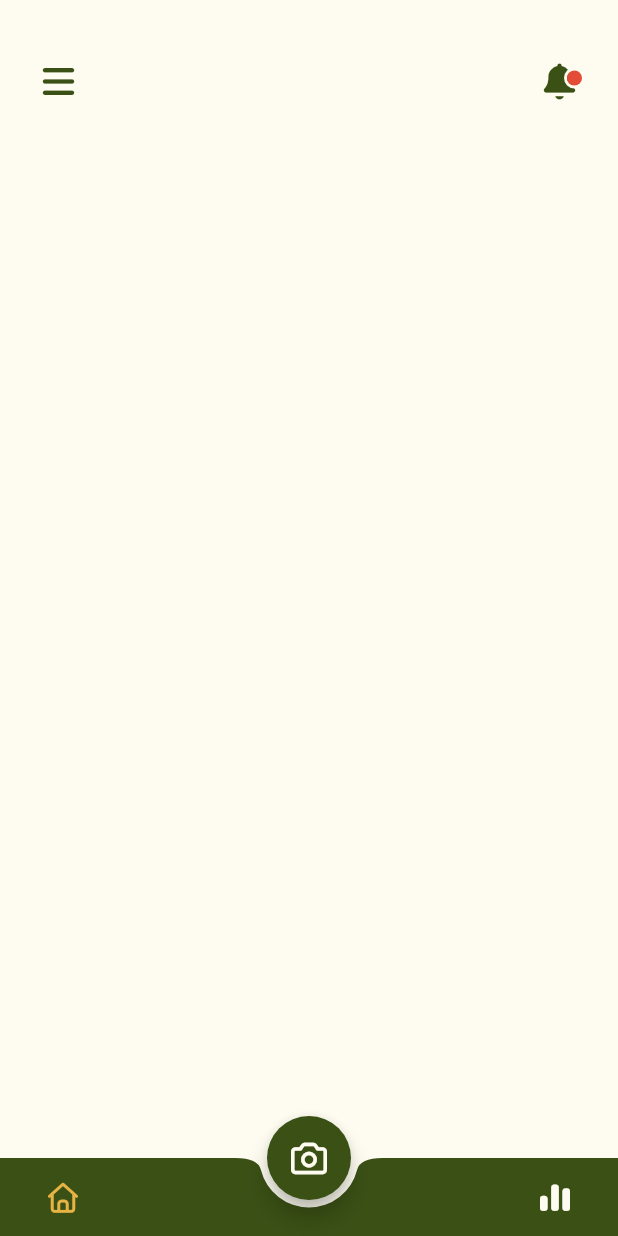
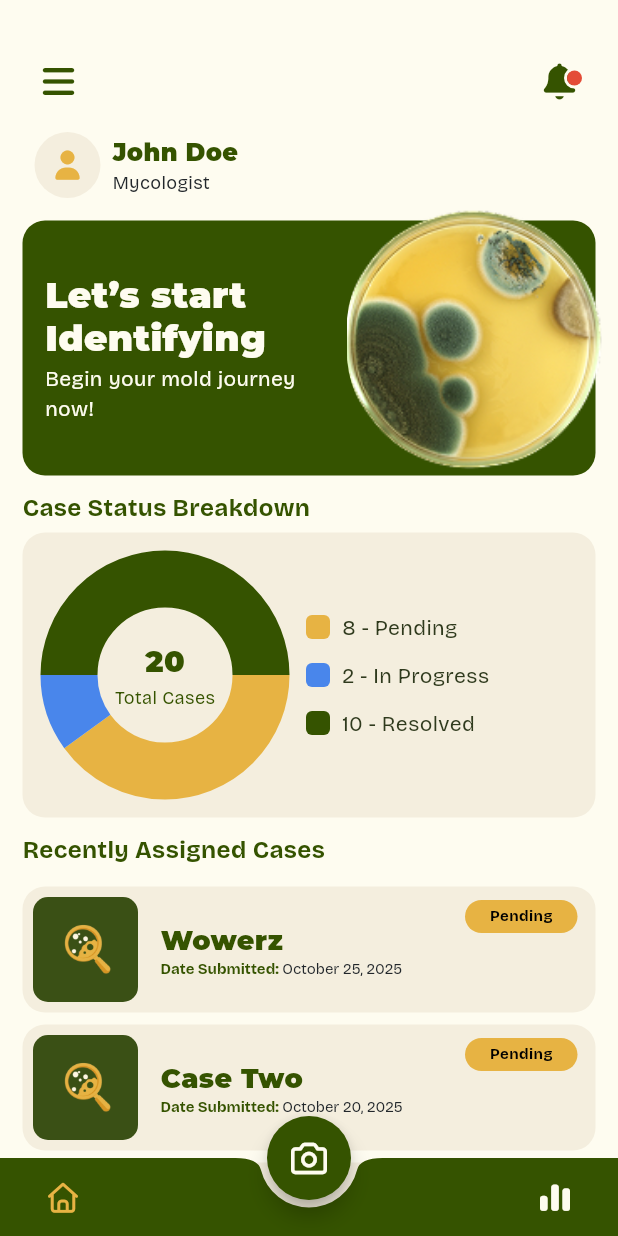
Before and after one commit to fortran-thesis/mobile, a Flutter app: the screen it shows after launch, on a phone screen of 412 x 824 dp. Run offline on Flutter 3.47's test engine with Material 3 defaults, Android fonts, the phone set to English and light mode, and no system bars; drawn by our look-alikes of fl_chart; our stand-ins replace camera, dotted_border, equatable, firebase_auth, firebase_core, flutter_bloc and 5 more; accounts and stored records are empty; project files that could hold a hidden picture were left out.

Commit message:
home page done

```diff
--- a/lib/pages/home/home_page.dart
+++ b/lib/pages/home/home_page.dart
@@ -1,8 +1,14 @@
 import 'package:flutter/material.dart';
 import 'package:font_awesome_flutter/font_awesome_flutter.dart';
 import 'package:moldify/pages/home/notification_page.dart';
+import 'package:moldify/pages/misc/chart/status_donut_chart.dart';
 import 'package:moldify/pages/misc/colors.dart';
 import 'package:moldify/pages/misc/functions/app_drawer.dart';
+import 'package:moldify/pages/misc/tiles/home_banner.dart';
+import 'package:moldify/pages/misc/tiles/main_case_tile.dart';
+import '../misc/images/circle_avatar.dart';
+
+/// This is the homepage for mycologists
 
 class HomeScreen extends StatefulWidget{
   const HomeScreen({super.key});
@@ -15,12 +21,45 @@ class _HomeScreenState extends State<HomeScreen> {
 
   @override
   Widget build(BuildContext context) {
+    String fullName = 'John Doe' ?? 'N/A';
+    String role = 'Mycologist' ?? 'N/A';
+
+    /// Sample data for recent cases
+    final recentCases = <Map<String, String>>[
+      {
+        'caseName': 'Wowerz',
+        'dateSubmitted': 'October 25, 2025',
+        'status': 'Pending',
+      },
+      {
+        'caseName': 'Case Two',
+        'dateSubmitted': 'October 20, 2025',
+        'status': 'Pending',
+      },
+      {
+        'caseName': 'Case Three',
+        'dateSubmitted': 'October 15, 2025',
+        'status': 'Pending',
+      },
+      {
+        'caseName': 'Case Four',
+        'dateSubmitted': 'October 10, 2025',
+        'status': 'Pending',
+      },
+    ];
+
+    /// Filter only pending cases
+    final pendingCases = recentCases
+        .where((c) => (c['status'] ?? '').toLowerCase() == 'pending')
+        .toList();
+
     return Scaffold(
       backgroundColor: MoldifyColors.backgroundColor,
       drawer: const AppDrawer(),
       body: SingleChildScrollView(
         child: Padding(padding: const EdgeInsets.symmetric(horizontal: 15.0, vertical: 30.0),
           child: Column(
+            crossAxisAlignment: CrossAxisAlignment.start,
             children: [
               /// Header with Menu and Notification Icons
               Row(
@@ -83,11 +122,132 @@ class _HomeScreenState extends State<HomeScreen> {
                 ],
               ),
               /// End Of Header with Menu and Notification Icons
-              const Row(
-                children: [
 
-                ],
-              )
+              /// User Info with role
+              Padding(
+                padding: const EdgeInsets.symmetric(horizontal: 8.0, vertical: 10.0),
+                child: Row(
+                  children: [
+                    /// User Profile Image
+                    CircleAvatarImage(
+                      radius: 22.0,
+                    ),
+                    const SizedBox(width: 8),
+                    Column(
+                      crossAxisAlignment: CrossAxisAlignment.start,
+                      children: [
+                        /// User Name
+                        Text(
+                          fullName,
+                          style: TextStyle(
+                            fontFamily: 'Montserrat-Black',
+                            fontSize: 16,
+                            color: MoldifyColors.primaryColor,
+                          ),
+                        ),
+                        /// User Role
+                        Text(
+                          role,
+                          style: TextStyle(
+                            fontFamily: 'Bricolage-Grotesque-Regular',
+                            fontSize: 12,
+                            color: MoldifyColors.MoldifyBlack,
+                          ),
+                        ),
+                      ],
+                    ),
+                  ],
+                ),
+              ),
+              ///End User Info
+
+              /// Home Banner
+              Padding(
+                padding: const EdgeInsets.only(top: 5.0),
+                child: HomeBanner(
+                    title: 'Let’s start Identifying',
+                    subtitle: 'Begin your mold journey now!'
+                ),
+              ),
+
+              /// Case status breakdown label
+              Padding(
+                padding: const EdgeInsets.only(top: 10.0, bottom: 5.0),
+                child: Text(
+                  'Case Status Breakdown',
+                  style: TextStyle(
+                    fontFamily: 'Bricolage-Grotesque-Bold',
+                    fontSize: 16,
+                    color: MoldifyColors.primaryColor,
+                  ),
+                ),
+              ),
+
+              /// Case status breakdown chart
+              StatusDonutChart(
+                statusData: {
+                  'Pending': 8.0,
+                  'In Progress': 2.0,
+                  'Resolved': 10.0,
+                },
+              ),
+
+              /// Recently Assigned Cases Label
+              Padding(
+                padding: const EdgeInsets.only(top: 10.0, bottom: 5.0),
+                child: Text(
+                  'Recently Assigned Cases',
+                  style: TextStyle(
+                    fontFamily: 'Bricolage-Grotesque-Bold',
+                    fontSize: 16,
+                    color: MoldifyColors.primaryColor,
+                  ),
+                ),
+              ),
+
+              /// This displays only pending cases
+              ...pendingCases.take(3).map((c) => Padding(
+                padding: const EdgeInsets.only(top: 8.0),
+                child: MainCaseTile(
+                  caseName: c['caseName'] ?? 'Unknown',
+                  dateSubmitted: c['dateSubmitted'] ?? '',
+                  status: c['status'] ?? '',
+                  onTap: () {
+                    // TODO: Navigate to different screen
+                  },
+                ),
+              )).toList(),
+
+              /// This shows 'View All Cases' when there are more than 3 case tiles
+              if (pendingCases.length > 3)
+                Align(
+                  alignment: Alignment.centerRight,
+                  child: TextButton(
+                    onPressed: () {
+                      // TODO: Navigate to full cases list
+                    },
+                    child: Row(
+                      mainAxisSize: MainAxisSize.min,
+                      children: const [
+                        Text(
+                            'View All Cases',
+                          style: TextStyle(
+                            fontFamily: 'Bricolage-Grotesque-SemiBold',
+                            fontSize: 14,
+                            color: MoldifyColors.primaryColor,
+                          ),
+                        ),
+                        SizedBox(width: 6),
+                        Icon(
+                          Icons.chevron_right,
+                          size: 18,
+                          color: MoldifyColors.primaryColor,
+                        ),
+                      ],
+                    ),
+                  ),
+                ),
+              SizedBox(height: 40.0)
             ],
           ),
         ),
--- /dev/null
+++ b/lib/pages/misc/chart/status_donut_chart.dart
@@ -0,0 +1,137 @@
+import 'package:fl_chart/fl_chart.dart';
+import 'package:flutter/material.dart';
+import 'package:moldify/pages/misc/colors.dart';
+
+/// A widget that displays a donut chart representing case statuses.
+/// It takes a map of status labels to their corresponding values.
+/// Parameters:
+/// - [statusData]: A map where keys are status labels (e.g., 'Resolved', 'Pending', 'In Progress')
+///  and values are their corresponding numeric values.
+/// Example usage:
+/// StatusDonutChart(
+/// statusData: {
+/// 'Resolved': 40,
+/// 'Pending': 30,
+/// 'In Progress': 20,
+/// },
+/// );
+
+class StatusDonutChart extends StatelessWidget {
+  final Map<String, double> statusData;
+
+  const StatusDonutChart({super.key, required this.statusData});
+
+  @override
+  Widget build(BuildContext context) {
+    final totalCases = statusData.values.reduce((a, b) => a + b);
+
+    final List<PieChartSectionData> sections = statusData.entries.map((entry) {
+      final color = _getColorForStatus(entry.key);
+      return PieChartSectionData(
+        color: color,
+        value: entry.value,
+        radius: 38,
+        showTitle: false,
+      );
+    }).toList();
+
+    return Container(
+      padding: const EdgeInsets.all(25),
+      decoration: BoxDecoration(
+        color: MoldifyColors.taupe,
+        borderRadius: BorderRadius.circular(15),
+      ),
+      child: Row(
+        children: [
+          // Donut Chart with Center Text
+          Stack(
+            alignment: Alignment.center,
+            children: [
+              SizedBox(
+                height: 140,
+                width: 140,
+                child: PieChart(
+                  PieChartData(
+                    borderData: FlBorderData(show: false),
+                    sectionsSpace: 0,
+                    centerSpaceRadius: 45, // adjust for bigger center hole
+                    sections: sections,
+                  ),
+                ),
+              ),
+              // Center Label
+              Column(
+                mainAxisAlignment: MainAxisAlignment.center,
+                children: [
+                  Text(
+                    totalCases.toInt().toString(),
+                    style: const TextStyle(
+                      fontFamily: 'Montserrat-Black',
+                      fontSize: 20,
+                      color: MoldifyColors.primaryColor,
+                      fontWeight: FontWeight.bold,
+                    ),
+                  ),
+                  const Text(
+                    'Total Cases',
+                    style: TextStyle(
+                      fontFamily: 'Bricolage-Grotesque-Regular',
+                      fontSize: 12,
+                      color: MoldifyColors.primaryColor,
+                    ),
+                  ),
+                ],
+              ),
+            ],
+          ),
+          const SizedBox(width: 24),
+
+          // Legend
+          Column(
+            crossAxisAlignment: CrossAxisAlignment.start,
+            mainAxisAlignment: MainAxisAlignment.center,
+            children: statusData.entries.map((entry) {
+              return Padding(
+                padding: const EdgeInsets.symmetric(vertical: 6.0),
+                child: Row(
+                  children: [
+                    Container(
+                      width: 16,
+                      height: 16,
+                      decoration: BoxDecoration(
+                        color: _getColorForStatus(entry.key),
+                        borderRadius: BorderRadius.circular(4),
+                      ),
+                    ),
+                    const SizedBox(width: 8),
+                    Text(
+                      '${entry.value.toInt()} - ${entry.key}',
+                      style: const TextStyle(
+                        fontFamily: 'Bricolage-Grotesque-Regular',
+                        fontSize: 14,
+                        color: Color(0xFF2F3A1D),
+                      ),
+                    ),
+                  ],
+                ),
+              );
+            }).toList(),
+          ),
+        ],
+      ),
+    );
+  }
+
+  Color _getColorForStatus(String status) {
+    switch (status) {
+      case 'Resolved':
+        return MoldifyColors.primaryColor;
+      case 'Pending':
+        return MoldifyColors.accentColor;
+      case 'In Progress':
+        return MoldifyColors.MoldifyBlue;
+      default:
+        return Colors.grey;
+    }
+  }
+}
--- a/lib/pages/misc/colors.dart
+++ b/lib/pages/misc/colors.dart
@@ -5,7 +5,7 @@ import 'package:flutter/material.dart';
 /// for consistency in UI design.
 
 class MoldifyColors{
-    static const Color primaryColor = Color(0xFF3A5015);
+    static const Color primaryColor = Color(0xFF355300);
     static const Color accentColor = Color(0xFFE7B343);
     static const Color taupe = Color(0xFFF4EEDE);
 
--- /dev/null
+++ b/lib/pages/misc/tiles/home_banner.dart
@@ -0,0 +1,85 @@
+import 'package:flutter/cupertino.dart';
+import 'package:moldify/pages/misc/colors.dart';
+
+class HomeBanner extends StatelessWidget {
+  final String title;
+  final String subtitle;
+
+  const HomeBanner({
+    super.key,
+    required this.title,
+    required this.subtitle,
+  });
+
+  @override
+  Widget build(BuildContext context) {
+    return Stack(
+      // 2. Allow the image to draw outside the stack's bounds
+      clipBehavior: Clip.none,
+      children: [
+        // 3. The main banner container (Bottom Layer)
+        Container(
+          width: MediaQuery.of(context).size.width,
+          height: 170.0,
+          decoration: BoxDecoration(
+            color: MoldifyColors.primaryColor,
+            borderRadius: BorderRadius.circular(15.0),
+          ),
+          child: Padding(
+            padding: const EdgeInsets.symmetric(horizontal: 15.0),
+            child: Row(
+              children: [
+                // Text section
+                Expanded(
+                  child: Column(
+                    crossAxisAlignment: CrossAxisAlignment.start,
+                    mainAxisAlignment: MainAxisAlignment.center,
+                    children: [
+                      Text(
+                        title,
+                        style: TextStyle(
+                          fontSize: 24,
+                          fontFamily: 'Montserrat-Black',
+                          fontWeight: FontWeight.bold,
+                          color: MoldifyColors.backgroundColor,
+                          height: 1.2,
+                        ),
+                      ),
+                      SizedBox(height: 2.0,),
+                      Text(
+                        subtitle,
+                        style: TextStyle(
+                          fontSize: 14,
+                          fontFamily: 'Bricolage-Grotesque-Regular',
+                          color: MoldifyColors.backgroundColor,
+                        ),
+                      ),
+                    ],
+                  ),
+                ),
+                // Reserve space for the image that will be placed on top
+                const SizedBox(width: 170),
+              ],
+            ),
+          ),
+        ),
+
+        // 4. The image
+        Positioned(
+          right: -4.0,
+          top: -12.0,
+          bottom: 0,
+          child: ClipRRect(
+            borderRadius: BorderRadius.circular(100),
+            child: Image.asset(
+              'assets/images/mold_home_banner.png',
+              width: 170,
+              height: 170,
+              fit: BoxFit.cover,
+            ),
+          ),
+        ),
+      ],
+    );
+  }
+}
--- /dev/null
+++ b/lib/pages/misc/tiles/main_case_tile.dart
@@ -0,0 +1,163 @@
+import 'package:flutter/cupertino.dart';
+import 'package:flutter/material.dart';
+import 'package:moldify/pages/misc/colors.dart';
+
+class MainCaseTile extends StatelessWidget {
+  final String caseName;
+  final String dateSubmitted;
+  final String status;
+  final String? imageUrl;
+  final IconData? icon;
+  final Color? iconColor;
+  final VoidCallback? onIconPressed;
+  final VoidCallback onTap;
+
+  const MainCaseTile({
+    super.key,
+    required this.caseName,
+    required this.dateSubmitted,
+    required this.status,
+    this.icon,
+    this.iconColor,
+    this.onIconPressed,
+    this.imageUrl,
+    required this.onTap,
+  });
+
+  // 1. Helper method to get color based on status
+  Color _getColorForStatus(String status) {
+    switch (status) {
+      case 'Resolved':
+        return MoldifyColors.primaryColor;
+      case 'Pending':
+        return MoldifyColors.accentColor;
+      case 'In Progress':
+        return MoldifyColors.MoldifyBlue;
+      case 'Rejected':
+        return MoldifyColors.MoldifyRed;
+      case 'Closed':
+        return MoldifyColors.MoldifyGrey;
+      default:
+        return Colors.grey;
+    }
+  }
+
+  @override
+  Widget build(BuildContext context) {
+    final String defaultImageUrl = 'assets/images/Branding2.png';
+
+    return GestureDetector(
+      onTap: onTap,
+      child: Container(
+        width: MediaQuery.of(context).size.width,
+        padding: const EdgeInsets.all(7.0),
+        decoration: BoxDecoration(
+          color: MoldifyColors.taupe,
+          borderRadius: BorderRadius.circular(15.0),
+        ),
+        child: Row(
+          children: [
+            SizedBox(
+              width: 70, // Set a fixed width to prevent overflow
+              height: 70,
+              child: ClipRRect(
+                borderRadius: BorderRadius.circular(10.0),
+                child: Image.asset(
+                  (imageUrl != null && imageUrl != "no_image")
+                      ? imageUrl!
+                      : defaultImageUrl,
+                  fit: BoxFit.cover,
+                  errorBuilder: (context, error, stackTrace) {
+                    return Container(
+                      color: MoldifyColors.MoldifySoftGrey,
+                      child: const Center(
+                        child: Icon(
+                          Icons.broken_image,
+                          color: MoldifyColors.primaryColor,
+                        ),
+                      ),
+                    );
+                  },
+                ),
+              ),
+            ),
+            const SizedBox(width: 15.0),
+            Expanded(
+              child: Stack(
+                clipBehavior: Clip.none,
+                children: [
+                  Column(
+                    crossAxisAlignment: CrossAxisAlignment.start,
+                    mainAxisAlignment: MainAxisAlignment.center,
+                    children: [
+                      Text(
+                        caseName,
+                        style: const TextStyle(
+                            fontSize: 18.0,
+                            fontFamily: 'Montserrat-Black',
+                            color: MoldifyColors.primaryColor),
+                      ),
+                      RichText(
+                        text: TextSpan(
+                          children: [
+                            TextSpan(
+                              text: 'Date Submitted: ',
+                              style: const TextStyle(
+                                fontSize: 10.0,
+                                color: MoldifyColors.primaryColor,
+                                fontFamily: 'Bricolage-Grotesque-Bold',
+                              ),
+                            ),
+                            TextSpan(
+                              text: dateSubmitted,
+                              style: const TextStyle(
+                                fontSize: 10.0,
+                                color: MoldifyColors.MoldifyBlack,
+                                fontFamily: 'Bricolage-Grotesque-Regular',
+                              ),
+                            ),
+                          ],
+                        ),
+                      ),
+                    ],
+                  ),
+                  Positioned(
+                    top: -14,
+                    right: 5,
+                    child: Container(
+                      width: 75,
+                      // 2. Styled the container
+                      padding: const EdgeInsets.symmetric(horizontal: 8.0, vertical: 4.0),
+                      decoration: BoxDecoration(
+                        color: _getColorForStatus(status),
+                        borderRadius: BorderRadius.circular(12.0),
+                      ),
+                      child: Center(
+                        child: Text(
+                          status,
+                          style: TextStyle(
+                            fontSize: 10.0,
+                            fontFamily: 'Bricolage-Grotesque-Bold',
+                            color: status == 'Pending' ? Colors.black : Colors.white,
+                          ),
+                        ),
+                      ),
+                    ),
+                  ),
+                ],
+              ),
+            ),
+            if (icon != null)
+              IconButton(
+                icon: Icon(
+                  icon,
+                  color: iconColor ?? MoldifyColors.primaryColor,
+                ),
+                onPressed: onIconPressed
+              ),
+          ],
+        ),
+      ),
+    );
+  }
+}
--- a/pubspec.yaml
+++ b/pubspec.yaml
@@ -50,6 +50,7 @@ dependencies:
   dotted_border: ^3.1.0
   path_provider: ^2.1.5
   intl: ^0.20.2
+  fl_chart: ^0.68.0
 
 dev_dependencies:
   flutter_test:
```
Also changed, not shown: assets/images/mold_home_banner.png (added), pubspec.lock.
